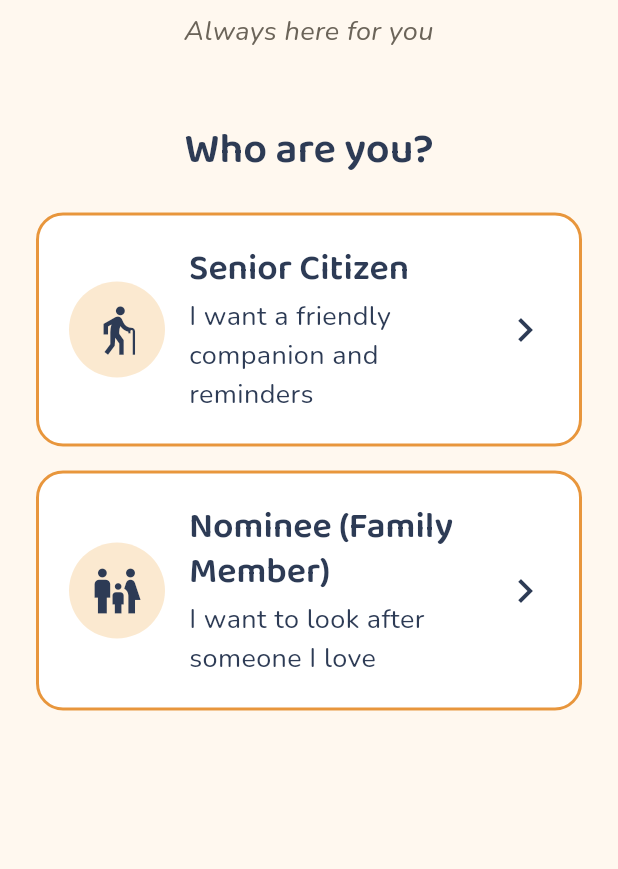
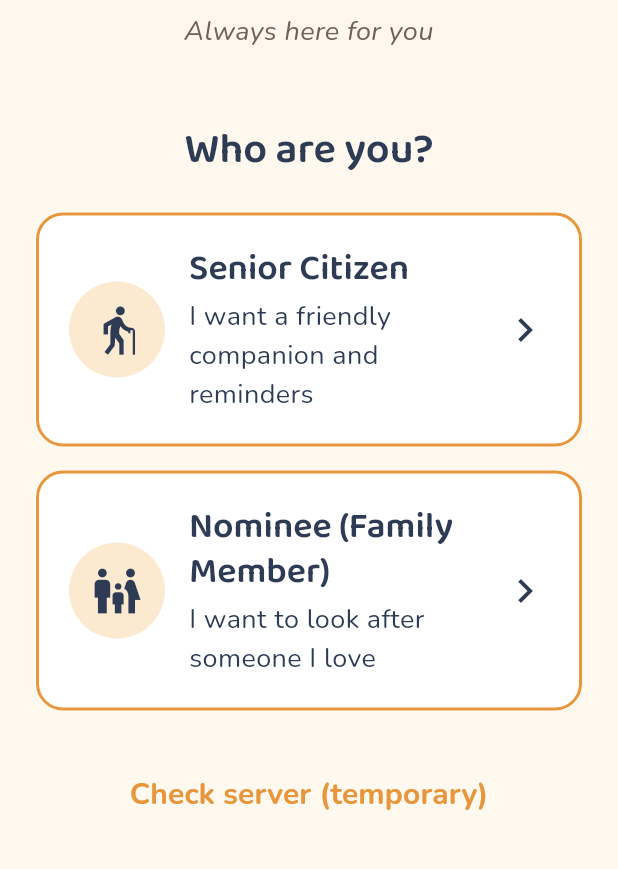
Before and after one commit to shrivastavabhakti764-crypto/saarthi-ai, a Flutter app: the screen it shows after launch, on a phone screen of 412 x 824 dp, the part 137-1006 px from its top. Run offline on Flutter 3.47's test engine with Material 3 defaults, Android fonts, the phone set to English and light mode, and no system bars.

Commit message:
feat(app): add api client and server check

```diff
--- /dev/null
+++ b/app/lib/config.dart
@@ -0,0 +1,4 @@
+class AppConfig {
+  // With `adb reverse tcp:8000 tcp:8000`, the phone's 127.0.0.1:8000 reaches the laptop.
+  static const apiBaseUrl = 'http://127.0.0.1:8000';
+}
--- a/app/lib/screens/role_selection_screen.dart
+++ b/app/lib/screens/role_selection_screen.dart
@@ -1,5 +1,6 @@
 import 'package:flutter/material.dart';
 
+import '../services/api_client.dart';
 import '../theme/app_theme.dart';
 
 enum UserRole { senior, nominee }
@@ -8,10 +9,27 @@ class RoleSelectionScreen extends StatelessWidget {
   const RoleSelectionScreen({super.key});
 
   void _select(BuildContext context, UserRole role) {
-    // Temporary: the register/login screen is wired in the next step.
+    // Temporary: the register/login screen is wired in a later step.
     ScaffoldMessenger.of(context).showSnackBar(
       SnackBar(content: Text('Selected: ${role.name}')),
     );
+  }
+
+  // Temporary connectivity test, removed once login is wired.
+  Future<void> _checkServer(BuildContext context) async {
+    final messenger = ScaffoldMessenger.of(context);
+    try {
+      final result = await ApiClient().health();
+      messenger.showSnackBar(
+        SnackBar(
+          content: Text(
+            'Server: ${result['status']}, database: ${result['database']}',
+          ),
+        ),
+      );
+    } on ApiException catch (e) {
+      messenger.showSnackBar(SnackBar(content: Text(e.message)));
+    }
   }
 
   @override
@@ -44,6 +62,11 @@ class RoleSelectionScreen extends StatelessWidget {
               title: 'Nominee (Family Member)',
               subtitle: 'I want to look after someone I love',
               onTap: () => _select(context, UserRole.nominee),
+            ),
+            const SizedBox(height: 32),
+            TextButton(
+              onPressed: () => _checkServer(context),
+              child: const Text('Check server (temporary)'),
             ),
           ],
         ),
--- /dev/null
+++ b/app/lib/services/api_client.dart
@@ -0,0 +1,41 @@
+import 'dart:convert';
+
+import 'package:http/http.dart' as http;
+
+import '../config.dart';
+
+class ApiException implements Exception {
+  ApiException(this.message, {this.statusCode});
+
+  final String message;
+  final int? statusCode;
+
+  @override
+  String toString() => message;
+}
+
+class ApiClient {
+  ApiClient({http.Client? client}) : _client = client ?? http.Client();
+
+  final http.Client _client;
+  static const _timeout = Duration(seconds: 10);
+
+  Future<Map<String, dynamic>> health() async {
+    try {
+      final response = await _client
+          .get(Uri.parse('${AppConfig.apiBaseUrl}/health'))
+          .timeout(_timeout);
+      if (response.statusCode != 200) {
+        throw ApiException(
+          'Server answered ${response.statusCode}',
+          statusCode: response.statusCode,
+        );
+      }
+      return jsonDecode(response.body) as Map<String, dynamic>;
+    } on ApiException {
+      rethrow;
+    } catch (_) {
+      throw ApiException('Cannot reach the server. Check your connection.');
+    }
+  }
+}
```
Also changed, not shown: 1 other file.
